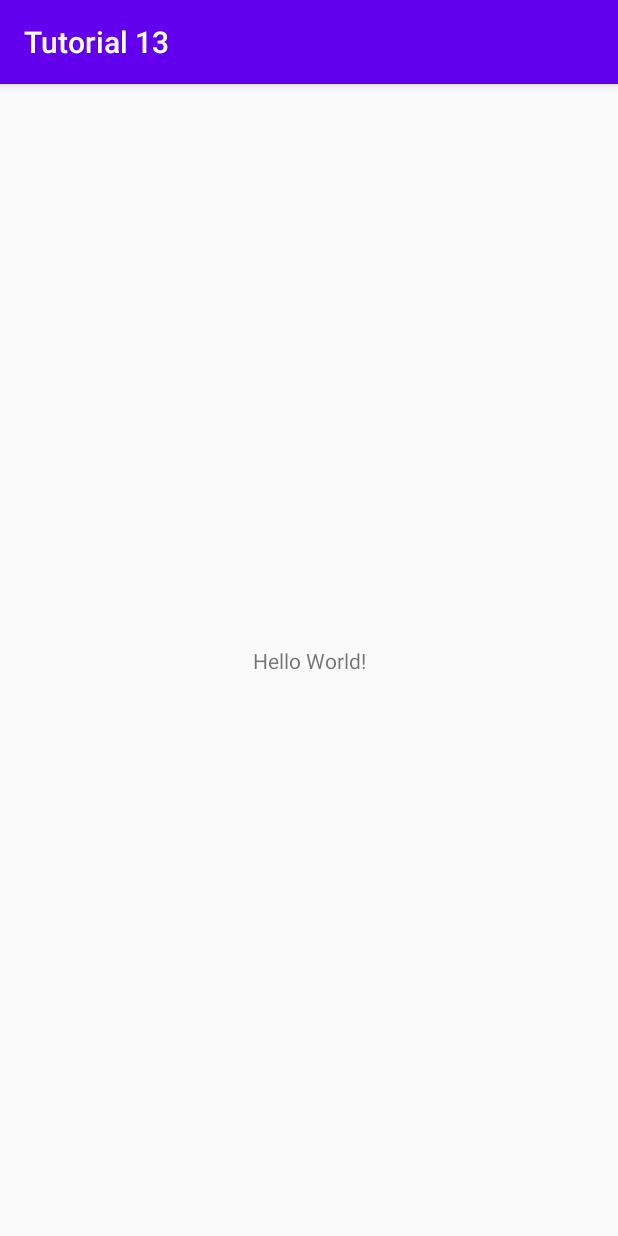
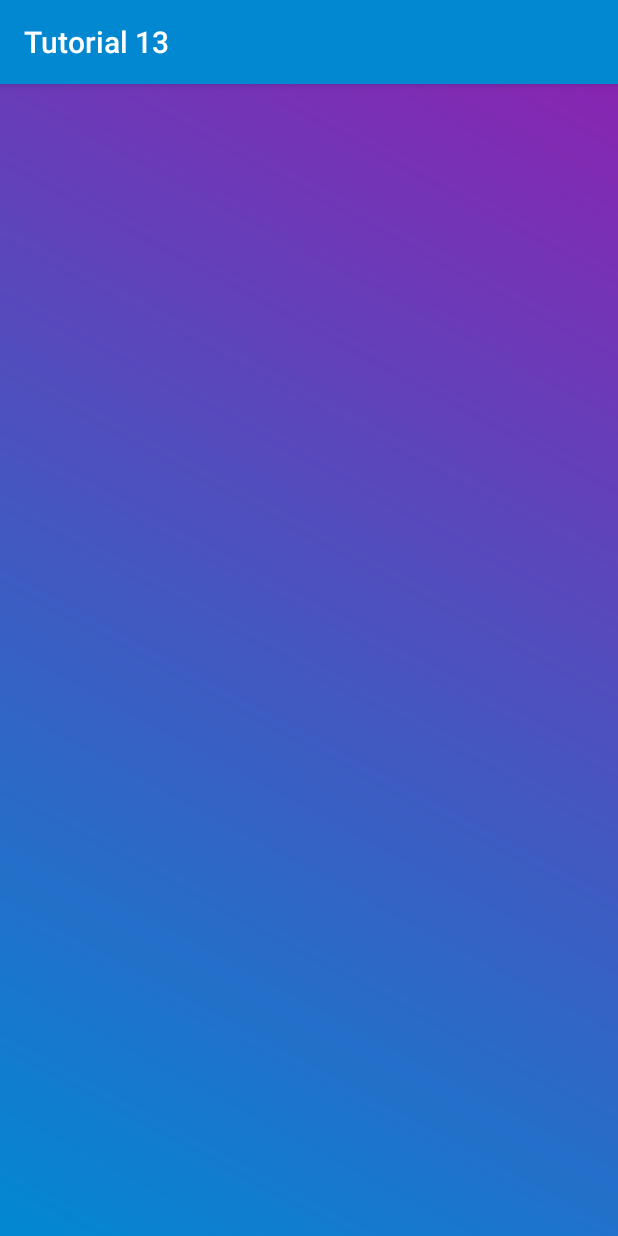
Before and after one commit to TheChiragRathod/Android_Tutorial_13, an Android app: the screen it shows after launch (MainActivity), on a phone screen of 412 x 824 dp. Run offline under Robolectric (Android 15) with nearby library versions, the phone set to English and light mode, and no system bars.

Commit message:
added custome background in activity_main.xml file

```diff
--- /dev/null
+++ b/app/src/main/res/drawable-v24/gradient.xml
@@ -0,0 +1,8 @@
+<?xml version="1.0" encoding="utf-8"?>
+<shape xmlns:android="http://schemas.android.com/apk/res/android"
+    android:shape="rectangle">
+    <gradient
+        android:startColor="#0288D1"
+        android:endColor="#8825B1"
+        android:angle="45"/>
+</shape>
--- a/app/src/main/res/layout/activity_main.xml
+++ b/app/src/main/res/layout/activity_main.xml
@@ -4,15 +4,5 @@
     xmlns:tools="http://schemas.android.com/tools"
     android:layout_width="match_parent"
     android:layout_height="match_parent"
-    tools:context=".MainActivity">
-
-    <TextView
-        android:layout_width="wrap_content"
-        android:layout_height="wrap_content"
-        android:text="Hello World!"
-        app:layout_constraintBottom_toBottomOf="parent"
-        app:layout_constraintLeft_toLeftOf="parent"
-        app:layout_constraintRight_toRightOf="parent"
-        app:layout_constraintTop_toTopOf="parent" />
-
-</androidx.constraintlayout.widget.ConstraintLayout>
+    android:background="@drawable/gradient"
+    tools:context=".MainActivity" />
--- a/app/src/main/res/values/colors.xml
+++ b/app/src/main/res/values/colors.xml
@@ -1,6 +1,13 @@
 <?xml version="1.0" encoding="utf-8"?>
 <resources>
-    <color name="colorPrimary">#6200EE</color>
-    <color name="colorPrimaryDark">#3700B3</color>
+    <color name="colorPrimary">#FF0288D1</color>
+    <color name="colorPrimaryDark">#0E98A6</color>
     <color name="colorAccent">#03DAC5</color>
+
+
+    <color name="colorText">#FFEB3B</color>
+
+
+    <color name="gradientStart">#7B1FA2</color>
+    <color name="gradientEnd">#078693</color>
 </resources>
```
